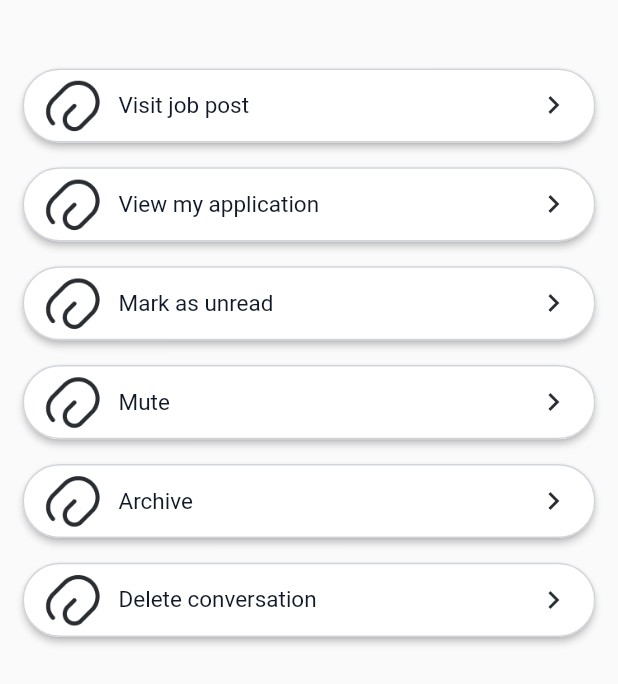
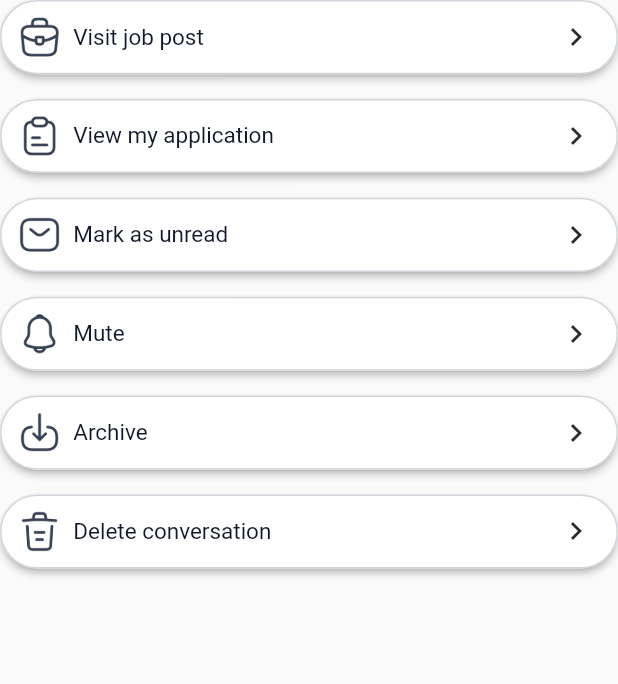
Before and after one commit to Mohaned88/jobsque, a Flutter app: the MessagesFilterBottomSheet screen opened directly, on a phone screen of 412 x 824 dp. Shown: the top 684 px of the screen. Run offline on Flutter 3.47's test engine with Material 2 defaults, Android fonts, the phone set to English and light mode, and no system bars; our stand-ins replace banner_carousel, bloc, dio, dotted_border, dotted_line, easy_rich_text and 11 more; accounts and stored records are empty; network calls fail.

Commit message:
Initial commit

```diff
--- a/lib/02_view/01_presentation/03_body/message_tab/chat_screen.dart
+++ b/lib/02_view/01_presentation/03_body/message_tab/chat_screen.dart
@@ -2,7 +2,6 @@ import 'package:flutter/material.dart';
 import 'package:flutter_bloc/flutter_bloc.dart';
 import 'package:jobsque/02_view/02_components/cards/message_card.dart';
 import 'package:jobsque/02_view/03_widgets/custom_text.dart';
-import 'package:jobsque/02_view/03_widgets/custom_text_field_ver2.dart';
 import 'package:jobsque/02_view/04_utilities/res/assets.dart';
 import 'package:jobsque/02_view/04_utilities/res/strings.dart';
 import 'package:jobsque/02_view/05_styles/colors.dart';
@@ -12,7 +11,6 @@ import 'package:jobsque/03_controller/03_cubit/screens/messages/messages_states.
 import 'package:modal_bottom_sheet/modal_bottom_sheet.dart';
 import 'package:sizer/sizer.dart';
 
-import '../../../02_components/job_filter_bottom_sheet.dart';
 import '../../../03_widgets/messages_filter.dart';
 import '../../../03_widgets/custom_text_field.dart';
 
@@ -46,7 +44,6 @@ class _ChatScreenState extends State<ChatScreen> {
   @override
   Widget build(BuildContext context) {
     MessagesCubit messagesCubit = MessagesCubit.get(context);
-    AuthCubit authCubit = AuthCubit.get(context);
     return Scaffold(
       body: SafeArea(
         child: BlocConsumer<MessagesCubit, MessagesStates>(
@@ -100,9 +97,6 @@ class _ChatScreenState extends State<ChatScreen> {
                       IconButton(
                         onPressed: () {
                           showMaterialModalBottomSheet(
-                            ///////////////////
-                            useRootNavigator: true,
-
                             context: context,
                             shape: RoundedRectangleBorder(
                               borderRadius: BorderRadius.only(
@@ -115,7 +109,7 @@ class _ChatScreenState extends State<ChatScreen> {
                               child: Padding(
                                 padding: EdgeInsets.all(5.w),
                                 child: SizedBox(
-                                  height: 55.h,
+                                  height: 48.h,
                                   child: const MessagesFilterBottomSheet(),
                                 ),
                               ),
--- a/lib/02_view/03_widgets/messages_filter.dart
+++ b/lib/02_view/03_widgets/messages_filter.dart
@@ -11,24 +11,16 @@ class MessagesFilterBottomSheet extends StatelessWidget {
   Widget build(BuildContext context) {
     return Scaffold(
       resizeToAvoidBottomInset: false,
-      body: Padding(
-        padding: const EdgeInsets.symmetric(horizontal: 15, vertical: 5),
-        child: SingleChildScrollView(
+      body: SingleChildScrollView(
         child: Column(
           crossAxisAlignment: CrossAxisAlignment.stretch,
           children: [
-              const SizedBox(
-                height: 20,
-              ),
-              SizedBox(
-                height: 5.w,
-              ),
             CustomElevatedButtonVer3(
               onPressed: () {},
               label: 'Visit job post',
               icon: Image.asset(
-                  AppAssets.pinIcon,
-                  height: 44,
+                AppAssets.chatScreenFilterIcon[0],
+                height: 7.w,
                 fit: BoxFit.cover,
               ),
               backgroundColor: AppColors.white,
@@ -42,15 +34,13 @@ class MessagesFilterBottomSheet extends StatelessWidget {
               suffixIconColor: AppColors.iconsBlack,
               mainAxisAlignment: MainAxisAlignment.spaceBetween,
             ),
-              SizedBox(
-                height: 4.w,
-              ),
+            SizedBox(height: 4.w),
             CustomElevatedButtonVer3(
               onPressed: () {},
               label: 'View my application',
               icon: Image.asset(
-                  AppAssets.pinIcon,
-                  height: 44,
+                AppAssets.chatScreenFilterIcon[1],
+                height: 7.w,
                 fit: BoxFit.cover,
               ),
               backgroundColor: AppColors.white,
@@ -64,15 +54,13 @@ class MessagesFilterBottomSheet extends StatelessWidget {
               suffixIconColor: AppColors.iconsBlack,
               mainAxisAlignment: MainAxisAlignment.spaceBetween,
             ),
-              SizedBox(
-                height: 4.w,
-              ),
+            SizedBox(height: 4.w),
             CustomElevatedButtonVer3(
               onPressed: () {},
               label: 'Mark as unread',
               icon: Image.asset(
-                  AppAssets.pinIcon,
-                  height: 44,
+                AppAssets.chatScreenFilterIcon[2],
+                height: 7.w,
                 fit: BoxFit.cover,
               ),
               backgroundColor: AppColors.white,
@@ -86,15 +74,13 @@ class MessagesFilterBottomSheet extends StatelessWidget {
               suffixIconColor: AppColors.iconsBlack,
               mainAxisAlignment: MainAxisAlignment.spaceBetween,
             ),
-              SizedBox(
-                height: 4.w,
-              ),
+            SizedBox(height: 4.w),
             CustomElevatedButtonVer3(
               onPressed: () {},
               label: 'Mute',
               icon: Image.asset(
-                  AppAssets.pinIcon,
-                  height: 44,
+                AppAssets.chatScreenFilterIcon[3],
+                height: 7.w,
                 fit: BoxFit.cover,
               ),
               backgroundColor: AppColors.white,
@@ -108,15 +94,13 @@ class MessagesFilterBottomSheet extends StatelessWidget {
               suffixIconColor: AppColors.iconsBlack,
               mainAxisAlignment: MainAxisAlignment.spaceBetween,
             ),
-              SizedBox(
-                height: 4.w,
-              ),
+            SizedBox(height: 4.w),
             CustomElevatedButtonVer3(
               onPressed: () {},
               label: 'Archive',
               icon: Image.asset(
-                  AppAssets.pinIcon,
-                  height: 44,
+                AppAssets.chatScreenFilterIcon[4],
+                height: 7.w,
                 fit: BoxFit.cover,
               ),
               backgroundColor: AppColors.white,
@@ -130,15 +114,13 @@ class MessagesFilterBottomSheet extends StatelessWidget {
               suffixIconColor: AppColors.iconsBlack,
               mainAxisAlignment: MainAxisAlignment.spaceBetween,
             ),
-              SizedBox(
-                height: 4.w,
-              ),
+            SizedBox(height: 4.w),
             CustomElevatedButtonVer3(
               onPressed: () {},
               label: 'Delete conversation',
               icon: Image.asset(
-                  AppAssets.pinIcon,
-                  height: 44,
+                AppAssets.chatScreenFilterIcon[5],
+                height: 7.w,
                 fit: BoxFit.cover,
               ),
               backgroundColor: AppColors.white,
@@ -155,7 +137,6 @@ class MessagesFilterBottomSheet extends StatelessWidget {
           ],
         ),
       ),
-      ),
     );
   }
 }
--- a/lib/02_view/04_utilities/res/assets.dart
+++ b/lib/02_view/04_utilities/res/assets.dart
@@ -105,4 +105,13 @@ class AppAssets{
   static const String externalDiskIcon = 'assets/01_images/03_body/profile/external_drive.png';
 
   static const String appliedJobNoActivesImage = 'assets/01_images/03_body/applied_job_no _applications.png';
+
+  static const List<String> chatScreenFilterIcon = [
+    'assets/01_images/03_body/filters_icons/01_briefcase.png',
+    'assets/01_images/03_body/filters_icons/02_note.png',
+    'assets/01_images/03_body/filters_icons/03_sms.png',
+    'assets/01_images/03_body/filters_icons/04_mute.png',
+    'assets/01_images/03_body/filters_icons/05_archive.png',
+    'assets/01_images/03_body/filters_icons/06_delete.png',
+  ];
 }
--- a/pubspec.yaml
+++ b/pubspec.yaml
@@ -106,6 +106,7 @@ flutter:
    - assets/01_images/03_body/profile/
    - assets/01_images/03_body/profile/edit_profile/
    - assets/01_images/03_body/profile/country_flags/
+   - assets/01_images/03_body/filters_icons/
   #   - images/a_dot_ham.jpeg
 
   # An image asset can refer to one or more resolution-specific "variants", see
```
Also changed, not shown: assets/01_images/03_body/filters_icons/01_briefcase.png (added), assets/01_images/03_body/filters_icons/02_note.png (added), assets/01_images/03_body/filters_icons/03_sms.png (added), assets/01_images/03_body/filters_icons/04_mute.png (added), assets/01_images/03_body/filters_icons/05_archive.png (added), assets/01_images/03_body/filters_icons/06_delete.png (added). Lines whose indentation alone changed are shown as unchanged.
